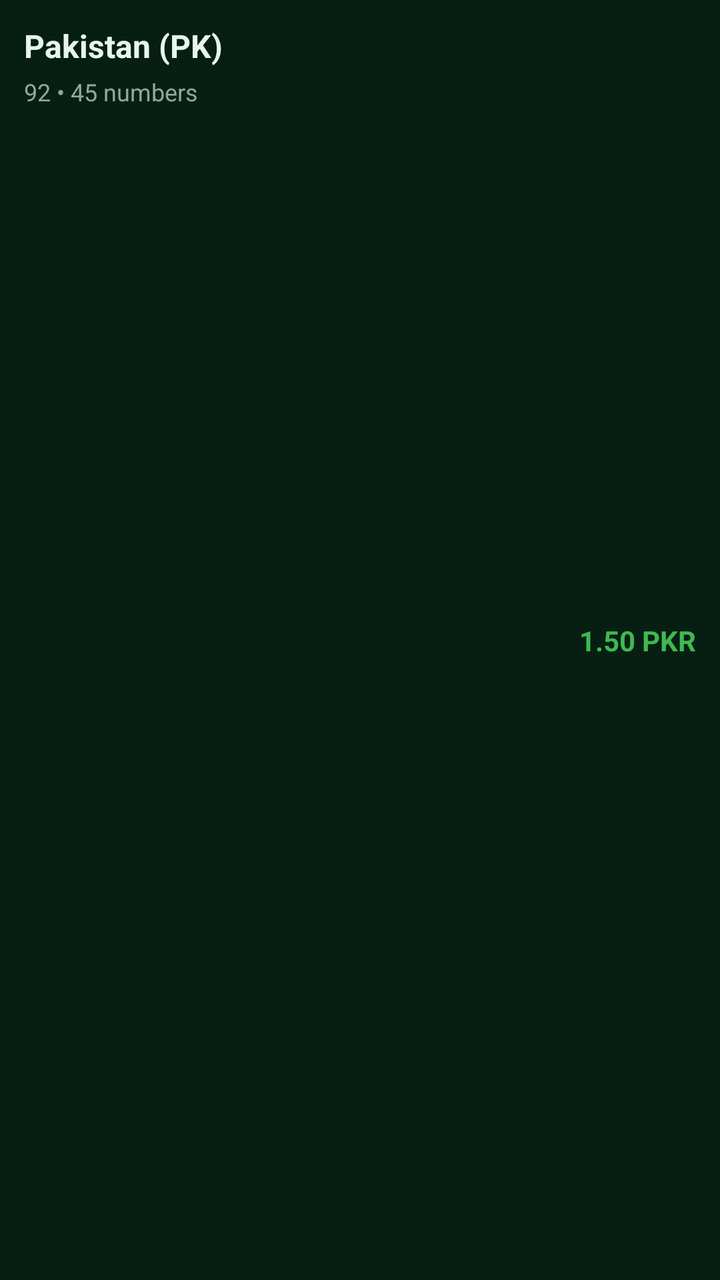
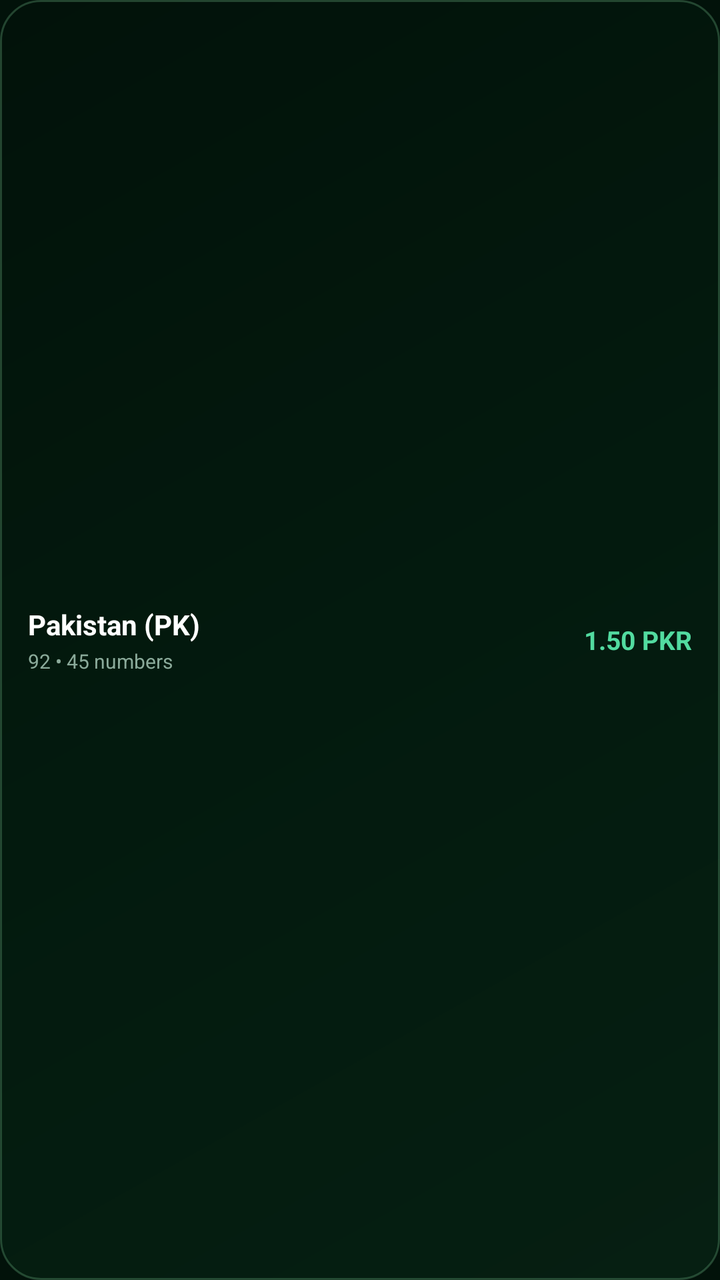

The first picture is an Android layout as it rendered before a commit; the second is the same layout after the commit. The layout source and the unified diff follow.
<!-- AndroidManifest.xml: application theme Theme.RealEarnPayPal -->
<!-- res/layout/item_country.xml -->
<?xml version="1.0" encoding="utf-8"?>
<androidx.constraintlayout.widget.ConstraintLayout
    xmlns:android="http://schemas.android.com/apk/res/android"
    xmlns:app="http://schemas.android.com/apk/res-auto"
    android:layout_width="match_parent"
    android:layout_height="wrap_content"
    android:padding="12dp"
    android:layout_marginBottom="8dp"
    android:background="@color/bg_card">

    <TextView
        android:id="@+id/tvCountryName"
        android:layout_width="0dp"
        android:layout_height="wrap_content"
        android:text="Pakistan (PK)"
        android:textColor="@color/text_light"
        android:textSize="16sp"
        android:textStyle="bold"
        app:layout_constraintTop_toTopOf="parent"
        app:layout_constraintStart_toStartOf="parent"
        app:layout_constraintEnd_toStartOf="@id/tvPrice" />

    <TextView
        android:id="@+id/tvCountryMeta"
        android:layout_width="0dp"
        android:layout_height="wrap_content"
        android:layout_marginTop="4dp"
        android:text="92 • 45 numbers"
        android:textColor="@color/text_dim"
        android:textSize="12sp"
        app:layout_constraintTop_toBottomOf="@id/tvCountryName"
        app:layout_constraintStart_toStartOf="parent"
        app:layout_constraintEnd_toStartOf="@id/tvPrice" />

    <TextView
        android:id="@+id/tvPrice"
        android:layout_width="wrap_content"
        android:layout_height="wrap_content"
        android:text="1.50 PKR"
        android:textColor="@color/success_green"
        android:textSize="14sp"
        android:textStyle="bold"
        app:layout_constraintTop_toTopOf="parent"
        app:layout_constraintBottom_toBottomOf="parent"
        app:layout_constraintEnd_toEndOf="parent" />

</androidx.constraintlayout.widget.ConstraintLayout>
<!-- resources referenced by this layout -->
<resources>
  <color name="bg_card">#FF061F12</color>
  <color name="success_green">#FF3FB950</color>
  <color name="text_dim">#FF8BAA9A</color>
  <color name="text_light">#FFE8F5EE</color>
  <style name="Theme.RealEarnPayPal" parent="Theme.MaterialComponents.NoActionBar">
          <item name="colorPrimary">@color/vip_emerald</item>
          <item name="colorPrimaryVariant">@color/vip_emerald_dark</item>
          <item name="colorOnPrimary">@color/white</item>
          <item name="colorSecondary">@color/vip_gold</item>
          <item name="colorOnSecondary">@color/black</item>
          <item name="android:statusBarColor">@color/bg_dark</item>
          <item name="android:navigationBarColor">@color/bg_dark</item>
          <item name="android:windowBackground">@color/bg_dark</item>
          <item name="android:textColorPrimary">@color/text_light</item>
          <item name="android:textColorSecondary">@color/text_dim</item>
      </style>
  <color name="vip_emerald">#FF27B86E</color>
  <color name="vip_emerald_dark">#FF168A50</color>
  <color name="white">#FFFFFFFF</color>
  <color name="vip_gold">#FFE6C15A</color>
  <color name="black">#FF000000</color>
  <color name="bg_dark">#FF02120A</color>
</resources>

<!-- the commit's change to res/layout/item_country.xml (unified diff, before → after) -->
@@ -1,47 +1,45 @@
 <?xml version="1.0" encoding="utf-8"?>
-<androidx.constraintlayout.widget.ConstraintLayout
-    xmlns:android="http://schemas.android.com/apk/res/android"
-    xmlns:app="http://schemas.android.com/apk/res-auto"
+<LinearLayout xmlns:android="http://schemas.android.com/apk/res/android"
     android:layout_width="match_parent"
     android:layout_height="wrap_content"
-    android:padding="12dp"
+    android:orientation="horizontal"
+    android:padding="14dp"
     android:layout_marginBottom="8dp"
-    android:background="@color/bg_card">
+    android:background="@drawable/bg_vip_card"
+    android:gravity="center_vertical">
 
-    <TextView
-        android:id="@+id/tvCountryName"
+    <LinearLayout
         android:layout_width="0dp"
         android:layout_height="wrap_content"
-        android:text="Pakistan (PK)"
-        android:textColor="@color/text_light"
-        android:textSize="16sp"
-        android:textStyle="bold"
-        app:layout_constraintTop_toTopOf="parent"
-        app:layout_constraintStart_toStartOf="parent"
-        app:layout_constraintEnd_toStartOf="@id/tvPrice" />
+        android:layout_weight="1"
+        android:orientation="vertical">
 
-    <TextView
-        android:id="@+id/tvCountryMeta"
-        android:layout_width="0dp"
-        android:layout_height="wrap_content"
-        android:layout_marginTop="4dp"
-        android:text="92 • 45 numbers"
-        android:textColor="@color/text_dim"
-        android:textSize="12sp"
-        app:layout_constraintTop_toBottomOf="@id/tvCountryName"
-        app:layout_constraintStart_toStartOf="parent"
-        app:layout_constraintEnd_toStartOf="@id/tvPrice" />
+        <TextView
+            android:id="@+id/tvCountryName"
+            android:layout_width="wrap_content"
+            android:layout_height="wrap_content"
+            android:text="Pakistan (PK)"
+            android:textColor="@color/white"
+            android:textSize="14sp"
+            android:textStyle="bold" />
+
+        <TextView
+            android:id="@+id/tvCountryMeta"
+            android:layout_width="wrap_content"
+            android:layout_height="wrap_content"
+            android:layout_marginTop="2dp"
+            android:text="92 • 45 numbers"
+            android:textColor="@color/text_dim"
+            android:textSize="10sp" />
+    </LinearLayout>
 
     <TextView
         android:id="@+id/tvPrice"
         android:layout_width="wrap_content"
         android:layout_height="wrap_content"
         android:text="1.50 PKR"
-        android:textColor="@color/success_green"
-        android:textSize="14sp"
-        android:textStyle="bold"
-        app:layout_constraintTop_toTopOf="parent"
-        app:layout_constraintBottom_toBottomOf="parent"
-        app:layout_constraintEnd_toEndOf="parent" />
+        android:textColor="@color/vip_emerald_light"
+        android:textSize="13sp"
+        android:textStyle="bold" />
 
-</androidx.constraintlayout.widget.ConstraintLayout>
+</LinearLayout>
<!-- resource entries referenced after the edit -->
@@ -1,8 +1,7 @@
 <!-- resources referenced by this layout -->
 <resources>
-  <color name="bg_card">#FF061F12</color>
-  <color name="success_green">#FF3FB950</color>
   <color name="text_dim">#FF8BAA9A</color>
+  <color name="vip_emerald_light">#FF52DBA0</color>
   <color name="text_light">#FFE8F5EE</color>
   <style name="Theme.RealEarnPayPal" parent="Theme.MaterialComponents.NoActionBar">
           <item name="colorPrimary">@color/vip_emerald</item>
@@ -19,6 +18,17 @@
   <color name="vip_emerald">#FF27B86E</color>
   <color name="vip_emerald_dark">#FF168A50</color>
   <color name="white">#FFFFFFFF</color>
+  <!-- drawable bg_vip_card (drawable) -->
+  <?xml version="1.0" encoding="utf-8"?>
+  <shape xmlns:android="http://schemas.android.com/apk/res/android" android:shape="rectangle">
+      <gradient
+          android:startColor="#061F12"
+          android:centerColor="#031A0E"
+          android:endColor="#02120A"
+          android:angle="135" />
+      <corners android:radius="20dp" />
+      <stroke android:width="1dp" android:color="#4082DBA0" />
+  </shape>
   <color name="vip_gold">#FFE6C15A</color>
   <color name="black">#FF000000</color>
   <color name="bg_dark">#FF02120A</color>
